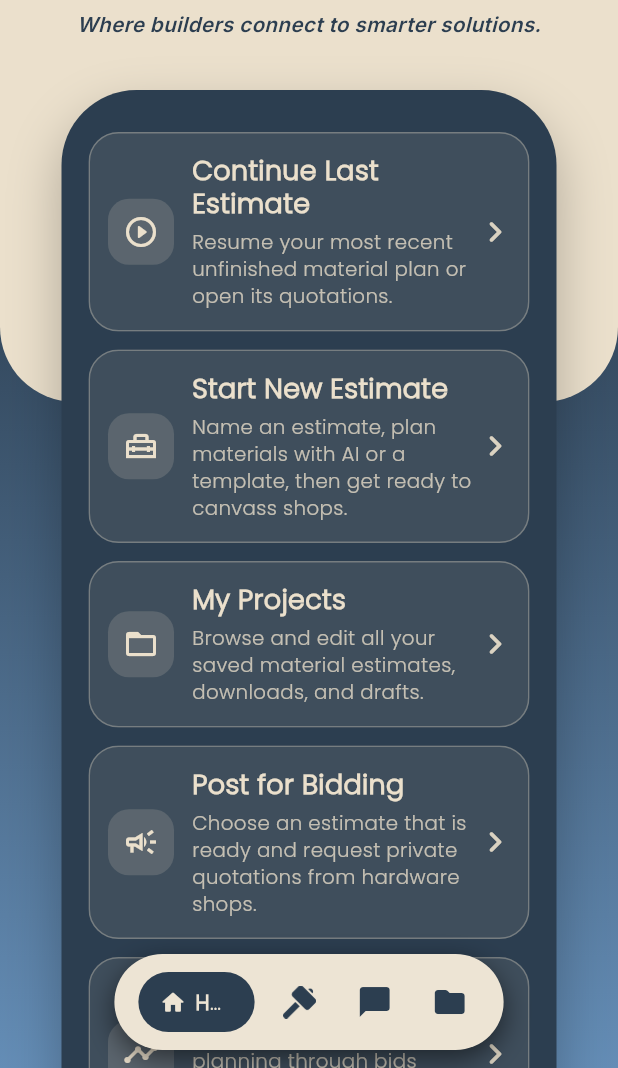
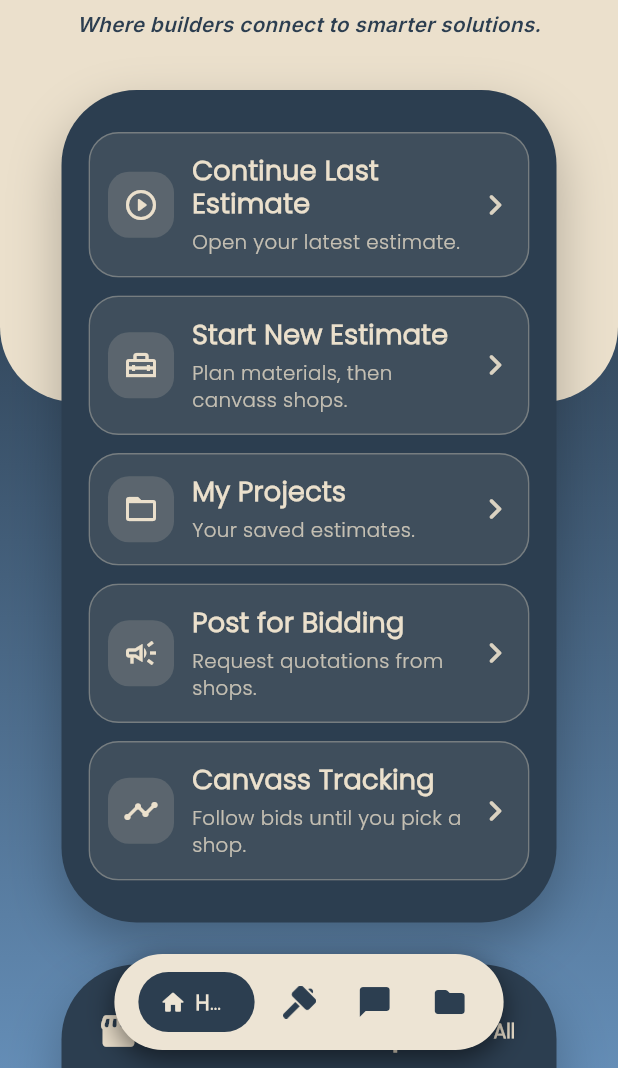
Before and after one commit to madddpg/mobile_capstone-main, a Flutter app: the MainHomeScreen screen opened directly, on a phone screen of 412 x 824 dp, the part 168-1236 px from its top. Run offline on Flutter 3.47's test engine with Material 3 defaults, Android fonts, the phone set to English and light mode, and no system bars; our stand-ins replace cached_network_image, cloud_firestore, cloud_functions, connectivity_plus, file_picker, firebase_auth and 10 more; missing offline and left inert: firebase_app_check; accounts and stored records are empty.

Commit message:
Fix shop ratings, chat uploads, Bidding quotes, and shorter copy.
Ratings use the shop document id the rules accept. Shop Quotations lists every quotation, and the Bidding tab counts them live. The AI skip button sits above the description box, and helper text is shorter.

Co-authored-by: Gian Andrei Buan <buangp@students.nu-lipa.edu.ph>

```diff
--- a/lib/features/auth/presentation/models/ranked_shop.dart
+++ b/lib/features/auth/presentation/models/ranked_shop.dart
@@ -7,6 +7,10 @@ import 'package:iconstruct/features/auth/presentation/models/shop_rating.dart';
 /// builder app only reads them: shops describe themselves, the app never
 /// edits a shop profile.
 class RankedShop {
+  /// Firestore document id under `shops`. Ratings are stored on this document.
+  final String documentId;
+
+  /// Auth uid when the shop document stores one. Falls back to [documentId].
   final String uid;
   final String shopName;
   final String address;
@@ -37,6 +41,7 @@ class RankedShop {
   final ShopRating rating;
 
   RankedShop({
+    String? documentId,
     required this.uid,
     required this.shopName,
     required this.address,
@@ -51,7 +56,15 @@ class RankedShop {
     this.storefrontAbout = '',
     this.phone = '',
     this.rating = ShopRating.none,
-  });
+  }) : documentId = (documentId == null || documentId.trim().isEmpty)
+            ? uid
+            : documentId.trim();
+
+  /// Ids that may be stored as `selectedShopId` on a posted estimate.
+  List<String> get shopIds {
+    final ids = <String>{documentId.trim(), uid.trim()}..remove('');
+    return ids.toList();
+  }
 
   /// Whether there is enough here to be worth opening a profile for.
   bool get hasStorefront =>
@@ -86,6 +99,7 @@ class RankedShop {
   /// home screen, and the shops that quoted an estimate.
   factory RankedShop.fromMap(String documentId, Map<String, dynamic> data) {
     return RankedShop(
+      documentId: documentId,
       uid: asString(data['uid'], fallback: documentId),
       rating: ShopRating.fromShopData(data),
       suppliedCategories: RankedShop.readList(data['suppliedCategories']),
--- a/lib/features/auth/presentation/screens/main_home_screen.dart
+++ b/lib/features/auth/presentation/screens/main_home_screen.dart
@@ -369,16 +369,14 @@ class _MainCard extends StatelessWidget {
           _ActionTile(
             icon: Icons.play_circle_outline_rounded,
             title: 'Continue Last Estimate',
-            subtitle:
-                'Resume your most recent unfinished material plan or open its quotations.',
+            subtitle: 'Open your latest estimate.',
             onTap: onContinueLastEstimate,
           ),
           const SizedBox(height: 12),
           _ActionTile(
             icon: Icons.home_repair_service_outlined,
             title: 'Start New Estimate',
-            subtitle:
-                'Name an estimate, plan materials with AI or a template, then get ready to canvass shops.',
+            subtitle: 'Plan materials, then canvass shops.',
             onTap: onStartNewRenovation,
             key: startEstimateKey,
           ),
@@ -386,16 +384,14 @@ class _MainCard extends StatelessWidget {
           _ActionTile(
             icon: Icons.folder_open_outlined,
             title: 'My Projects',
-            subtitle:
-                'Browse and edit all your saved material estimates, downloads, and drafts.',
+            subtitle: 'Your saved estimates.',
             onTap: onSavedProjects,
           ),
           const SizedBox(height: 12),
           _ActionTile(
             icon: Icons.campaign_outlined,
             title: 'Post for Bidding',
-            subtitle:
-                'Choose an estimate that is ready and request private quotations from hardware shops.',
+            subtitle: 'Request quotations from shops.',
             onTap: onPostProject,
             key: postBiddingKey,
           ),
@@ -403,8 +399,7 @@ class _MainCard extends StatelessWidget {
           _ActionTile(
             icon: Icons.timeline_outlined,
             title: 'Canvass Tracking',
-            subtitle:
-                'Follow each estimate from planning through bids received to supplier selected.',
+            subtitle: 'Follow bids until you pick a shop.',
             onTap: onViewQuotations,
             key: canvassKey,
           ),
--- a/lib/features/auth/presentation/widgets/rate_shop_sheet.dart
+++ b/lib/features/auth/presentation/widgets/rate_shop_sheet.dart
@@ -1,3 +1,4 @@
+import 'package:cloud_firestore/cloud_firestore.dart';
 import 'package:flutter/material.dart';
 import 'package:google_fonts/google_fonts.dart';
 import 'package:iconstruct/core/theme/app_theme.dart';
@@ -24,7 +25,7 @@ Future<bool> showRateShopSheet(
 }) async {
   final service = ratingService ?? ShopRatingService();
 
-  final projects = await service.ratableProjects(shop.uid);
+  final projects = await service.ratableProjects(shop.shopIds);
   if (!context.mounted) return false;
 
   if (projects.isEmpty) {
@@ -40,7 +41,7 @@ Future<bool> showRateShopSheet(
     return false;
   }
 
-  final existing = await service.myRating(shop.uid);
+  final existing = await service.myRating(shop.documentId);
   if (!context.mounted) return false;
 
   final saved = await showModalBottomSheet<bool>(
@@ -117,7 +118,7 @@ class _RateShopSheetState extends State<_RateShopSheet> {
 
     try {
       await widget.service.submit(
-        shopId: widget.shop.uid,
+        shopId: widget.shop.documentId,
         draft: ShopRatingDraft(
           stars: _stars,
           postId: _postId,
@@ -133,11 +134,14 @@ class _RateShopSheetState extends State<_RateShopSheet> {
     } catch (e) {
       if (!mounted) return;
       setState(() => _saving = false);
+      final denied = e is FirebaseException && e.code == 'permission-denied';
       showAppMessage(
         context,
         SnackBar(
           content: Text(
-            'That rating did not save. ${e.toString().replaceFirst(RegExp(r'^\w+: '), '')}',
+            denied
+                ? "You don't have permission to rate this shop."
+                : 'That rating did not save. Please try again.',
           ),
         ),
       );
--- a/lib/features/bidding/screens/bidding_hub_screen.dart
+++ b/lib/features/bidding/screens/bidding_hub_screen.dart
@@ -232,7 +232,7 @@ class _BiddingEmptyView extends StatelessWidget {
                         ),
                         const SizedBox(height: 8),
                         Text(
-                          'Post a finished material estimate so hardware shops can send quotations. This tab shows that display — it does not start a new plan.',
+                          'Post an estimate so shops can send quotations.',
                           style: GoogleFonts.poppins(
                             color: const Color(0xFFE0D7C9),
                             fontSize: 14,
--- a/lib/features/bidding/screens/project_bids_screen.dart
+++ b/lib/features/bidding/screens/project_bids_screen.dart
@@ -357,9 +357,7 @@ class _ProjectBidsScreenState extends State<ProjectBidsScreen> {
                         _SectionLabel('Price per material'),
                         const SizedBox(height: 6),
                         Text(
-                          'Every shop on the same row. A material a shop '
-                          'cannot supply shows as Unavailable, never filled in '
-                          'from another bid.',
+                          'A missing material shows as Unavailable.',
                           style: GoogleFonts.poppins(
                             color: AppColors.cream.withValues(alpha: 0.7),
                             fontSize: 12,
--- a/lib/features/bidding/screens/quotations_screen.dart
+++ b/lib/features/bidding/screens/quotations_screen.dart
@@ -274,7 +274,6 @@ class _QuotationsScreenState extends State<QuotationsScreen> {
                 .collection('projectPosts')
                 .doc(widget.postId)
                 .collection('quotations')
-                .orderBy('estimatedTotal', descending: false)
                 .snapshots(),
             builder: (context, snapshot) {
           if (!snapshot.hasData) {
@@ -314,7 +313,7 @@ class _QuotationsScreenState extends State<QuotationsScreen> {
                     ),
                     const SizedBox(height: 8),
                     Text(
-                      'Hardware shops will appear here once they submit bids for your posted estimate. Only you see these quotes.',
+                      'Shops appear here after they send a quotation.',
                       textAlign: TextAlign.center,
                       style: GoogleFonts.poppins(
                         fontSize: 15,
@@ -335,7 +334,10 @@ class _QuotationsScreenState extends State<QuotationsScreen> {
                   doc.data() as Map<String, dynamic>,
                 ),
               )
-              .toList();
+              .toList()
+            ..sort(
+              (a, b) => a.estimatedTotal.compareTo(b.estimatedTotal),
+            );
           final comparison = BidComparison.fromQuotes(quotes);
           final advice = canvassAdvice(bom, quotes);
           final summary = [
--- a/lib/features/chat/data/chat_attachment_service.dart
+++ b/lib/features/chat/data/chat_attachment_service.dart
@@ -214,8 +214,7 @@ class ChatAttachmentService {
   static String uploadFailureMessage(String code) {
     return switch (code) {
       'unauthorized' || 'permission-denied' =>
-        'The app is not allowed to upload attachments yet. Storage rules need '
-            'to be deployed: run firebase deploy --only storage.',
+        'This photo or file could not be sent. Try again in a moment.',
       'unauthenticated' =>
         'You have been signed out. Sign in again and resend.',
       'object-not-found' || 'bucket-not-found' || 'project-not-found' =>
--- a/lib/features/project_creation/screens/ai_recommendations_screen.dart
+++ b/lib/features/project_creation/screens/ai_recommendations_screen.dart
@@ -135,8 +135,7 @@ class _AiRecommendationsScreenState extends State<AiRecommendationsScreen> {
       title: 'Recommended\nWork',
       subtitle: '${widget.types.label} · ${widget.projectName}',
       instruction:
-          'The AI picks the work your description calls for from this '
-          'project\'s checklist. You can change any of it next.',
+          'Change any pick before you continue.',
       onBack: () => const LeaveWarning.exitEstimate(),
       onExit: () => const LeaveWarning.exitEstimate(),
       body: _loading ? _buildLoading() : _buildError(_error ?? ''),
--- a/lib/features/project_creation/screens/create_project_screen.dart
+++ b/lib/features/project_creation/screens/create_project_screen.dart
@@ -68,7 +68,7 @@ class _CreateProjectScreenState extends State<CreateProjectScreen> {
       title: 'Name Your\nProject',
       subtitle: '${widget.types.label} · ${widget.renovationType}',
       instruction:
-          'Next, choose how to plan materials: the AI Planner or a template.',
+          'Name the estimate, then choose how to plan it.',
       onBack: () => const LeaveWarning.exitEstimate(),
       onExit: () => const LeaveWarning.exitEstimate(),
       trailingAction: GlitchedPillButton(
--- a/lib/features/project_creation/screens/select_planning_method_screen.dart
+++ b/lib/features/project_creation/screens/select_planning_method_screen.dart
@@ -62,9 +62,7 @@ class SelectPlanningMethodScreen extends StatelessWidget {
       title: 'Choose Planning\nMethod',
       subtitle: displayName,
       instruction:
-          'Template = the standard materials for a ${types.label.toLowerCase()} '
-          '${projectName.toLowerCase()}.\nAI Planner = materials recommended '
-          'from what you describe.',
+          'Use a template, or describe the work for the AI.',
       onBack: () => const LeaveWarning.exitEstimate(),
       onExit: () => const LeaveWarning.exitEstimate(),
       // The two tiles share the panel height when there is room. When there
@@ -80,8 +78,7 @@ class SelectPlanningMethodScreen extends StatelessWidget {
                   Expanded(
                     child: _MethodTile(
                       title: 'Plan with AI Planner',
-                      subtitle:
-                          'Describe what you want and get recommended materials, or chat with the AI consultant.',
+                      subtitle: 'Describe the work, or chat with the AI.',
                       icon: Icons.auto_awesome,
                       accent: const Color(0xFFC4B5FD),
                       onTap: () => _open(context, PlanningMethod.ai),
@@ -91,8 +88,7 @@ class SelectPlanningMethodScreen extends StatelessWidget {
                   Expanded(
                     child: _MethodTile(
                       title: 'Use Renovation Template',
-                      subtitle:
-                          'Start from the materials for your project and renovation type, then edit quantities or remove items.',
+                      subtitle: 'Start from the usual materials for this job.',
                       icon: Icons.grid_view_rounded,
                       accent: const Color(0xFF6EE7B7),
                       onTap: () => _open(context, PlanningMethod.template),
--- a/lib/features/project_creation/screens/select_renovation_type_screen.dart
+++ b/lib/features/project_creation/screens/select_renovation_type_screen.dart
@@ -82,7 +82,7 @@ class _SelectRenovationTypeScreenState
       title: 'Type of\nRenovation',
       subtitle: _type,
       instruction:
-          'How much of the space, and what kind of work? Tick every kind the job includes — they decide which materials the template and the AI start from.',
+          'Tick every kind of work this job includes.',
       onBack: () => const LeaveWarning.exitEstimate(),
       onExit: () => const LeaveWarning.exitEstimate(),
       trailingAction: GlitchedPillButton(
--- a/lib/features/project_creation/screens/select_work_items_screen.dart
+++ b/lib/features/project_creation/screens/select_work_items_screen.dart
@@ -150,10 +150,8 @@ class _SelectWorkItemsScreenState extends State<SelectWorkItemsScreen> {
       title: _fromAi ? 'Recommended\nWork' : 'What Work\nIs Included?',
       subtitle: widget.projectName,
       instruction: _fromAi
-          ? 'Ticked from your description. Untick anything you do not want or '
-              'tick more. The materials come from what you tick.'
-          : 'Pick a package or tick each piece of work. The materials list is '
-              'built from what you tick, and shops are told what you left out.',
+          ? 'Untick anything you do not want.'
+          : 'Tick the work. Shops are told what you leave out.',
       onBack: _backWarning,
       onExit: () => const LeaveWarning.exitEstimate(),
       trailingAction: GlitchedPillButton(
--- a/lib/features/project_creation/screens/template_area_screen.dart
+++ b/lib/features/project_creation/screens/template_area_screen.dart
@@ -589,12 +589,12 @@ class _TemplateAreaScreenState extends State<TemplateAreaScreen> {
       title: job == null ? 'Project\nArea & Scope' : 'Site\nDetails',
       subtitle: widget.template.name,
       instruction: job == null
-          ? 'Select scope & total area (sqm). Quantities auto-estimate per Philippine DPWH national standards.'
+          ? 'Enter the total area in square meters.'
           : _finishes
-              ? 'Measure the room first. Floor, wall and paint quantities are each sized from what you enter here.'
+              ? 'Enter the room size. Quantities use these measurements.'
               : _needsFunctionalCounts
-                  ? 'Measure the room, then say how many devices go in it. Wire, conduit and boxes are sized from the device counts.'
-                  : 'Measure the room. Quantities are sized from the fixtures the job replaces.',
+                  ? 'Enter the room size and how many devices you need.'
+                  : 'Enter the room size.',
       onBack: _backWarning,
       onExit: () => const LeaveWarning.exitEstimate(),
       trailingAction: GlitchedPillButton(
```
Also changed, not shown: lib/features/auth/presentation/services/shop_rating_service.dart (+22 -10 lines), lib/features/bidding/screens/posted_project_details_screen.dart (+21 -11 lines), lib/features/project_creation/screens/describe_project_screen.dart (+24 -41 lines), 3 other files.
